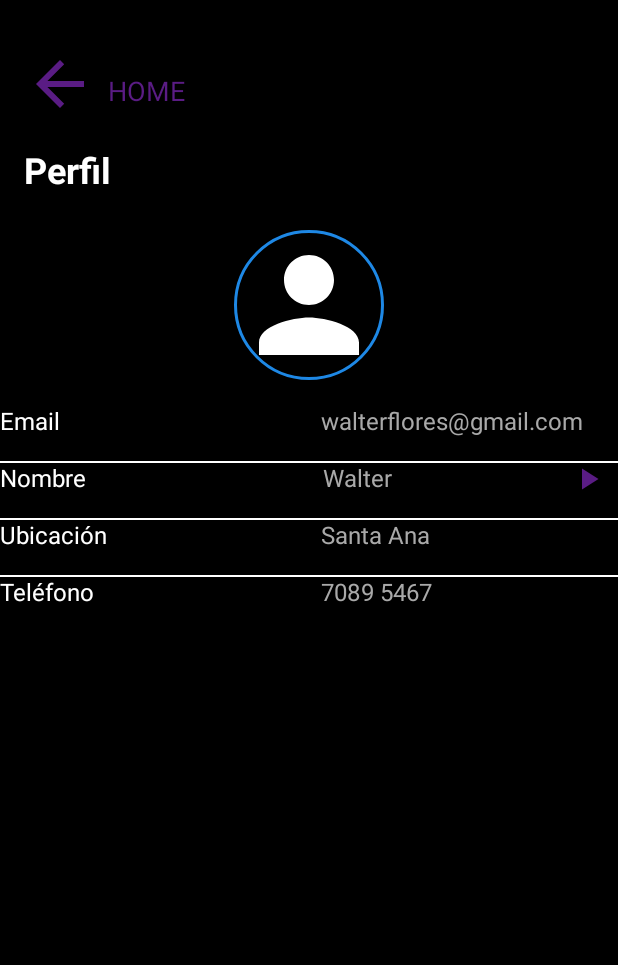
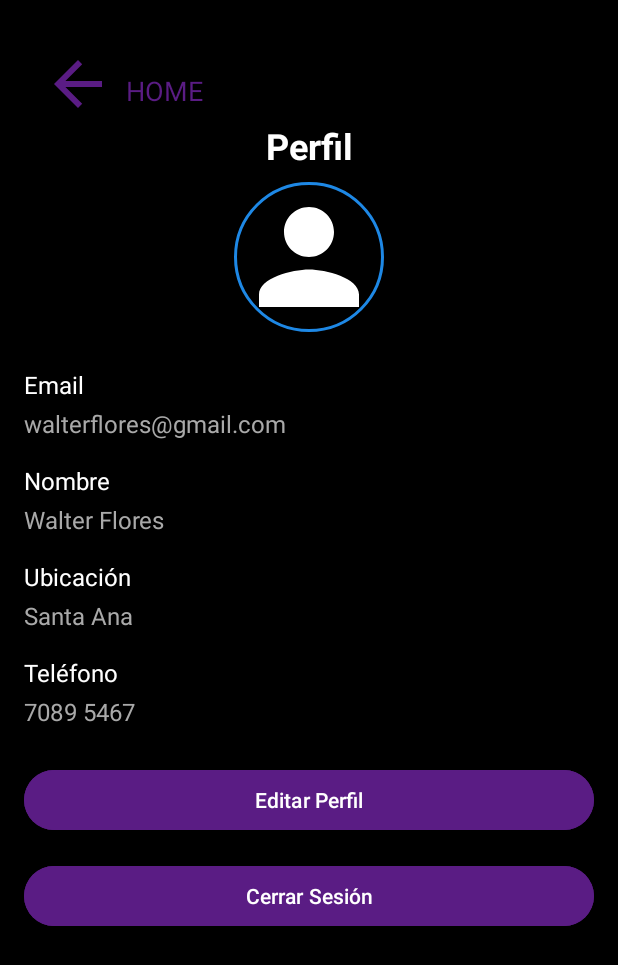
Before and after one commit to davy2333/NeighborPeace, an Android app: the Profile screen opened directly, with no data from a screen before it, on a phone screen of 412 x 824 dp. Shown: the top 965 px of the screen. Run offline under Robolectric (Android 15) with nearby library versions, the phone set to English and light mode, and no system bars.

Commit message:
Pantalla_profile

```diff
--- a/app/src/main/java/sv/edu/catolica/neighborpeace/Profile.java
+++ b/app/src/main/java/sv/edu/catolica/neighborpeace/Profile.java
@@ -1,12 +1,13 @@
 package sv.edu.catolica.neighborpeace;
 
+import android.content.DialogInterface;
 import android.content.Intent;
 import android.os.Bundle;
 import android.view.View;
-import android.widget.ImageButton;
+import android.widget.Button;
 import android.widget.ImageView;
-
 import androidx.activity.EdgeToEdge;
+import androidx.appcompat.app.AlertDialog;
 import androidx.appcompat.app.AppCompatActivity;
 import androidx.core.graphics.Insets;
 import androidx.core.view.ViewCompat;
@@ -19,32 +20,58 @@ public class Profile extends AppCompatActivity {
         super.onCreate(savedInstanceState);
         EdgeToEdge.enable(this);
         setContentView(R.layout.activity_profile);
-        ViewCompat.setOnApplyWindowInsetsListener(findViewById(R.id.main), (v, insets) -> {
+
+        // Manejo de insets
+        ViewCompat.setOnApplyWindowInsetsListener(findViewById(R.id.profileLayout), (v, insets) -> {
             Insets systemBars = insets.getInsets(WindowInsetsCompat.Type.systemBars());
             v.setPadding(systemBars.left, systemBars.top, systemBars.right, systemBars.bottom);
             return insets;
         });
 
+        // Botón de retroceso
         ImageView backArrow = findViewById(R.id.backArrow);
-
         backArrow.setOnClickListener(new View.OnClickListener() {
             @Override
             public void onClick(View v) {
-                Intent intent = new Intent(Profile.this, MainActivity.class);
-                startActivity(intent);
-
+                Intent objVentana2 = new Intent(Profile.this, MainActivity.class);
+                startActivity(objVentana2);
             }
         });
 
-        ImageButton btnEditPerfil = findViewById(R.id.editNameButton);
-
+        // Botón para editar perfil
+        Button btnEditPerfil = findViewById(R.id.editProfileButton);
         btnEditPerfil.setOnClickListener(new View.OnClickListener() {
             @Override
             public void onClick(View v) {
                 Intent objVentana = new Intent(Profile.this, Edit_profile.class);
                 startActivity(objVentana);
+            }
+        });
 
+        // Botón para cerrar sesión
+        Button btnLogout = findViewById(R.id.logoutButton);
+        btnLogout.setOnClickListener(new View.OnClickListener() {
+            @Override
+            public void onClick(View v) {
+                showLogoutConfirmationDialog();
             }
         });
     }
+
+    // Método para mostrar el diálogo de confirmación para cerrar sesión
+    private void showLogoutConfirmationDialog() {
+        new AlertDialog.Builder(this)
+                .setTitle("Cerrar Sesión")
+                .setMessage("¿Estás seguro de que deseas cerrar sesión?")
+                .setPositiveButton("Sí", new DialogInterface.OnClickListener() {
+                    public void onClick(DialogInterface dialog, int which) {
+                        // Si el usuario confirma, redirigir a la actividad de login
+                        Intent loginIntent = new Intent(Profile.this, login.class);
+                        startActivity(loginIntent);
+                        finish(); // Terminar la actividad actual
+                    }
+                })
+                .setNegativeButton("No", null) // No hace nada si se elige "No"
+                .show();
+    }
 }
--- a/app/src/main/res/layout/activity_edit_profile.xml
+++ b/app/src/main/res/layout/activity_edit_profile.xml
@@ -27,7 +27,7 @@
         android:id="@+id/homeText"
         android:layout_width="wrap_content"
         android:layout_height="wrap_content"
-        android:text="PERLIL"
+        android:text="PERFIL"
         android:textColor="#5A1C84"
         android:textSize="18sp"
         app:layout_constraintStart_toEndOf="@+id/backArrowEditProfile"
@@ -36,35 +36,32 @@
         android:layout_marginTop="16dp" />
 
     <!-- Título: Editar Perfil -->
-
-    <!-- Imagen de perfil -->
     <TextView
         android:id="@+id/titleEditProfile"
         android:layout_width="wrap_content"
         android:layout_height="wrap_content"
-        android:layout_marginStart="140dp"
-        android:layout_marginTop="36dp"
         android:text="Editar Perfil"
         android:textColor="#FFFFFF"
         android:textSize="24sp"
         android:textStyle="bold"
+        app:layout_constraintTop_toBottomOf="@id/homeText"
         app:layout_constraintStart_toStartOf="parent"
-        app:layout_constraintTop_toBottomOf="@id/homeText" />
+        app:layout_constraintEnd_toEndOf="parent"
+        android:layout_marginTop="8dp" />
 
+    <!-- Imagen de perfil -->
     <ImageView
         android:id="@+id/profileImage"
         android:layout_width="100dp"
         android:layout_height="100dp"
-        android:layout_marginTop="24dp"
+        android:layout_marginTop="8dp"
         android:src="@drawable/ic_launcher_profile"
         android:contentDescription="Imagen de perfil"
         android:scaleType="centerCrop"
         android:background="@drawable/circular_border"
         app:layout_constraintTop_toBottomOf="@id/titleEditProfile"
         app:layout_constraintStart_toStartOf="parent"
-        app:layout_constraintEnd_toEndOf="parent"
-        android:layout_marginStart="16dp"
-        android:layout_marginEnd="16dp" />
+        app:layout_constraintEnd_toEndOf="parent" />
 
     <!-- Botón para cambiar la imagen de perfil -->
     <Button
--- a/app/src/main/res/layout/activity_profile.xml
+++ b/app/src/main/res/layout/activity_profile.xml
@@ -3,7 +3,7 @@
     xmlns:android="http://schemas.android.com/apk/res/android"
     xmlns:app="http://schemas.android.com/apk/res-auto"
     xmlns:tools="http://schemas.android.com/tools"
-    android:id="@+id/main"
+    android:id="@+id/profileLayout"
     android:layout_width="match_parent"
     android:layout_height="match_parent"
     tools:context=".Profile"
@@ -14,12 +14,12 @@
         android:id="@+id/backArrow"
         android:layout_width="48dp"
         android:layout_height="48dp"
+        android:layout_marginStart="28dp"
+        android:layout_marginTop="32dp"
+        android:contentDescription="@string/retroceder"
         android:src="?attr/homeAsUpIndicator"
-        android:contentDescription="@string/retroceder"
+        app:layout_constraintStart_toStartOf="parent"
         app:layout_constraintTop_toTopOf="parent"
-        app:layout_constraintStart_toStartOf="parent"
-        android:layout_marginTop="32dp"
-        android:layout_marginStart="16dp"
         app:tint="@color/logo_color" />
 
     <!-- Texto HOME -->
@@ -46,170 +46,136 @@
         android:textStyle="bold"
         app:layout_constraintTop_toBottomOf="@id/homeText"
         app:layout_constraintStart_toStartOf="parent"
-        android:layout_marginStart="16dp"
-        android:layout_marginTop="24dp" />
+        app:layout_constraintEnd_toEndOf="parent"
+        android:layout_marginTop="8dp" />
 
     <!-- Imagen de perfil -->
     <ImageView
         android:id="@+id/profileImage"
         android:layout_width="100dp"
         android:layout_height="100dp"
-        android:layout_marginTop="24dp"
+        android:layout_marginTop="8dp"
         android:src="@drawable/ic_launcher_profile"
         android:contentDescription="Imagen de perfil"
         android:scaleType="centerCrop"
         android:background="@drawable/circular_border"
         app:layout_constraintTop_toBottomOf="@id/titleProfile"
         app:layout_constraintStart_toStartOf="parent"
+        app:layout_constraintEnd_toEndOf="parent" />
+
+    <!-- ScrollView para la información del perfil -->
+    <ScrollView
+        android:id="@+id/scrollView"
+        android:layout_width="0dp"
+        android:layout_height="0dp"
+        app:layout_constraintTop_toBottomOf="@id/profileImage"
+        app:layout_constraintStart_toStartOf="parent"
         app:layout_constraintEnd_toEndOf="parent"
+        app:layout_constraintBottom_toBottomOf="parent"
+        android:layout_marginTop="16dp"
         android:layout_marginStart="16dp"
-        android:layout_marginEnd="16dp" />
+        android:layout_marginEnd="16dp">
 
-    <!-- Email Label -->
+        <LinearLayout
+            android:layout_width="match_parent"
+            android:layout_height="wrap_content"
+            android:orientation="vertical">
+
+            <!-- Email -->
             <TextView
                 android:id="@+id/emailLabel"
-        android:layout_width="0dp"
+                android:layout_width="match_parent"
                 android:layout_height="wrap_content"
                 android:text="Email"
                 android:textColor="#FFFFFF"
                 android:textSize="16sp"
-        app:layout_constraintTop_toBottomOf="@id/profileImage"
-        app:layout_constraintStart_toStartOf="parent"
-        app:layout_constraintEnd_toStartOf="@id/emailValue"
-        android:layout_marginTop="16dp"
-        android:layout_marginEnd="8dp" />
+                android:layout_marginTop="8dp" />
 
-    <!-- Email Value -->
             <TextView
                 android:id="@+id/emailValue"
-        android:layout_width="0dp"
+                android:layout_width="match_parent"
                 android:layout_height="wrap_content"
                 android:text="walterflores@gmail.com"
                 android:textColor="#A9A9A9"
                 android:textSize="16sp"
-        app:layout_constraintTop_toTopOf="@id/emailLabel"
-        app:layout_constraintStart_toEndOf="@id/emailLabel"
-        app:layout_constraintEnd_toEndOf="parent"
-        android:layout_marginStart="8dp" />
-
-    <!-- Línea divisoria entre Email y Nombre -->
-    <View
-        android:layout_width="0dp"
-        android:layout_height="1dp"
-        android:background="#FFFFFF"
-        app:layout_constraintTop_toBottomOf="@id/emailLabel"
-        app:layout_constraintStart_toStartOf="parent"
-        app:layout_constraintEnd_toEndOf="parent"
-        android:layout_marginTop="16dp" />
+                android:layout_marginTop="4dp" />
 
             <!-- Nombre -->
             <TextView
                 android:id="@+id/nameLabel"
-        android:layout_width="0dp"
+                android:layout_width="match_parent"
                 android:layout_height="wrap_content"
                 android:text="Nombre"
                 android:textColor="#FFFFFF"
                 android:textSize="16sp"
-        app:layout_constraintTop_toBottomOf="@id/emailLabel"
-        app:layout_constraintStart_toStartOf="parent"
-        app:layout_constraintEnd_toStartOf="@id/nameValue"
-        android:layout_marginTop="16dp"
-        android:layout_marginEnd="8dp" />
+                android:layout_marginTop="16dp" />
 
             <TextView
                 android:id="@+id/nameValue"
-        android:layout_width="0dp"
+                android:layout_width="match_parent"
                 android:layout_height="wrap_content"
-        android:layout_marginStart="50dp"
-        android:text="Walter"
+                android:text="Walter Flores"
                 android:textColor="#A9A9A9"
                 android:textSize="16sp"
-        app:layout_constraintEnd_toStartOf="@id/editNameButton"
-        app:layout_constraintStart_toEndOf="@id/nameLabel"
-        app:layout_constraintTop_toTopOf="@id/nameLabel" />
-
-    <ImageButton
-        android:id="@+id/editNameButton"
-        android:layout_width="wrap_content"
-        android:layout_height="wrap_content"
-        android:background="@drawable/ic_right_arrow"
-        android:contentDescription="Editar nombre"
-        app:layout_constraintStart_toEndOf="@id/nameValue"
-        app:layout_constraintEnd_toEndOf="parent"
-        app:layout_constraintTop_toTopOf="@id/nameLabel"
-        android:layout_marginStart="8dp"
-        android:layout_marginEnd="8dp" />
-
-    <!-- Línea divisoria entre Nombre y Ubicación -->
-    <View
-        android:layout_width="0dp"
-        android:layout_height="1dp"
-        android:background="#FFFFFF"
-        app:layout_constraintTop_toBottomOf="@id/nameLabel"
-        app:layout_constraintStart_toStartOf="parent"
-        app:layout_constraintEnd_toEndOf="parent"
-        android:layout_marginTop="16dp" />
+                android:layout_marginTop="4dp" />
 
             <!-- Ubicación -->
             <TextView
                 android:id="@+id/locationLabel"
-        android:layout_width="0dp"
+                android:layout_width="match_parent"
                 android:layout_height="wrap_content"
                 android:text="Ubicación"
                 android:textColor="#FFFFFF"
                 android:textSize="16sp"
-        app:layout_constraintTop_toBottomOf="@id/nameLabel"
-        app:layout_constraintStart_toStartOf="parent"
-        app:layout_constraintEnd_toStartOf="@id/locationValue"
-        android:layout_marginTop="16dp"
-        android:layout_marginEnd="8dp" />
+                android:layout_marginTop="16dp" />
 
             <TextView
                 android:id="@+id/locationValue"
-        android:layout_width="0dp"
+                android:layout_width="match_parent"
                 android:layout_height="wrap_content"
                 android:text="Santa Ana"
                 android:textColor="#A9A9A9"
                 android:textSize="16sp"
-        app:layout_constraintTop_toTopOf="@id/locationLabel"
-        app:layout_constraintStart_toEndOf="@id/locationLabel"
-        app:layout_constraintEnd_toEndOf="parent"
-        android:layout_marginStart="8dp" />
-
-    <!-- Línea divisoria entre Ubicación y Teléfono -->
-    <View
-        android:layout_width="0dp"
-        android:layout_height="1dp"
-        android:background="#FFFFFF"
-        app:layout_constraintTop_toBottomOf="@id/locationLabel"
-        app:layout_constraintStart_toStartOf="parent"
-        app:layout_constraintEnd_toEndOf="parent"
-        android:layout_marginTop="16dp" />
+                android:layout_marginTop="4dp" />
 
             <!-- Teléfono -->
             <TextView
                 android:id="@+id/phoneLabel"
-        android:layout_width="0dp"
+                android:layout_width="match_parent"
                 android:layout_height="wrap_content"
                 android:text="Teléfono"
                 android:textColor="#FFFFFF"
                 android:textSize="16sp"
-        app:layout_constraintTop_toBottomOf="@id/locationLabel"
-        app:layout_constraintStart_toStartOf="parent"
-        app:layout_constraintEnd_toStartOf="@id/phoneValue"
-        android:layout_marginTop="16dp"
-        android:layout_marginEnd="8dp" />
+                android:layout_marginTop="16dp" />
 
             <TextView
                 android:id="@+id/phoneValue"
-        android:layout_width="0dp"
+                android:layout_width="match_parent"
                 android:layout_height="wrap_content"
                 android:text="7089 5467"
                 android:textColor="#A9A9A9"
                 android:textSize="16sp"
-        app:layout_constraintTop_toTopOf="@id/phoneLabel"
-        app:layout_constraintStart_toEndOf="@id/phoneLabel"
-        app:layout_constraintEnd_toEndOf="parent"
-        android:layout_marginStart="8dp" />
+                android:layout_marginTop="4dp" />
 
+            <!-- Botón para Editar Perfil -->
+            <Button
+                android:id="@+id/editProfileButton"
+                android:layout_width="match_parent"
+                android:layout_height="wrap_content"
+                android:layout_marginTop="24dp"
+                android:text="Editar Perfil"
+                android:backgroundTint="@color/logo_color"
+                android:textColor="@android:color/white" />
+
+            <!-- Botón para Cerrar Sesión -->
+            <Button
+                android:id="@+id/logoutButton"
+                android:layout_width="match_parent"
+                android:layout_height="wrap_content"
+                android:layout_marginTop="16dp"
+                android:text="Cerrar Sesión"
+                android:backgroundTint="@color/logo_color"
+                android:textColor="@android:color/white" />
+        </LinearLayout>
+    </ScrollView>
 </androidx.constraintlayout.widget.ConstraintLayout>
```
Lines whose indentation alone changed are shown as unchanged.
